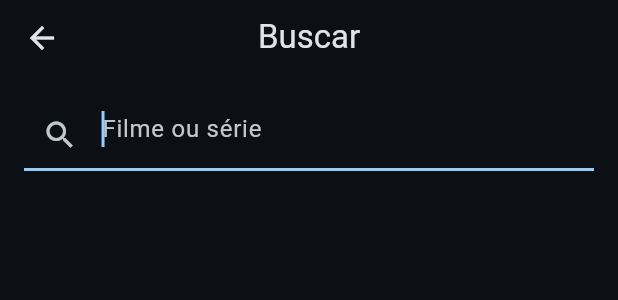
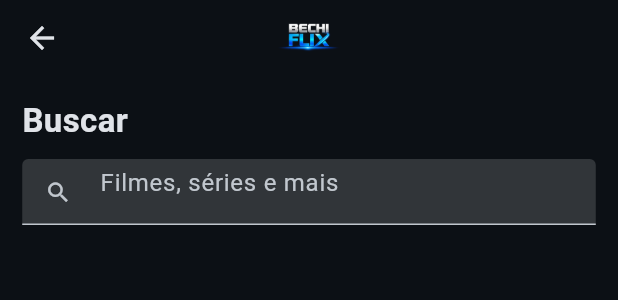
Before and after one commit to ChrisBechi/bechi-lab-ios, a Flutter app: the CatalogHome widget shown alone on an empty page, opened directly with empty values, after a tap on the "search" icon, on a phone screen of 412 x 824 dp. Shown: the top 300 px of the screen. Run offline on Flutter 3.47's test engine with Material 3 defaults, Android fonts, the phone set to English and light mode, and no system bars; our stand-ins replace flutter_secure_storage; missing offline and left inert: media_kit, media_kit_video; accounts and stored records are empty; Roboto replaces fonts that are missing (Arial).

Commit message:
Align native search, detail spacing and confirm rendered mobile measurements

```diff
--- a/lib/catalog.dart
+++ b/lib/catalog.dart
@@ -1,4 +1,6 @@
 import 'dart:async';
+import 'dart:convert';
+import 'package:flutter_secure_storage/flutter_secure_storage.dart';
 import 'package:flutter/cupertino.dart';
 import 'package:flutter/material.dart';
 import 'bechi_api.dart';
@@ -41,7 +43,12 @@ class AdaptivePage extends StatelessWidget {
   Widget build(BuildContext context) {
     if (apple(context)) {
       return CupertinoPageScaffold(
-        navigationBar: CupertinoNavigationBar(middle: title, trailing: action),
+        backgroundColor: MobileLayout.background,
+        navigationBar: CupertinoNavigationBar(
+          backgroundColor: MobileLayout.background,
+          middle: title,
+          trailing: action,
+        ),
         child: SafeArea(
           bottom: bottom == null,
           child: Material(
@@ -224,7 +231,7 @@ class _CatalogHomeState extends State<CatalogHome> {
         children: [
           IconButton(
             tooltip: 'Buscar',
-            icon: const Icon(Icons.search),
+            icon: const Icon(Icons.search, size: 19),
             onPressed: () => showPage(
               context,
               SearchPage(api: widget.api, onChange: refreshPersonal),
@@ -234,6 +241,7 @@ class _CatalogHomeState extends State<CatalogHome> {
             tooltip: 'Configurações',
             icon: Icon(
               apple(context) ? CupertinoIcons.gear : Icons.settings_outlined,
+              size: 19,
             ),
             onPressed: () => showPage(
               context,
@@ -276,40 +284,155 @@ class SearchPage extends StatefulWidget {
 }
 
 class _SearchPageState extends State<SearchPage> {
+  final controller = TextEditingController();
+  final historyStore = const FlutterSecureStorage();
+  static const historyKey = 'bechi.search.recent-titles.v1';
+  final recent = <String>[];
   String query = '';
   Timer? debounce;
+  late final genres = widget.api.request('genres');
+  @override
+  void initState() {
+    super.initState();
+    restoreHistory();
+  }
+
+  Future<void> restoreHistory() async {
+    try {
+      final items = jsonDecode(
+        await historyStore.read(key: historyKey) ?? '[]',
+      );
+      if (mounted && recent.isEmpty && items is List) {
+        setState(() => recent.addAll(items.whereType<String>().take(5)));
+      }
+    } on Exception {
+      return;
+    }
+  }
+
+  Future<void> remember(Item title) async {
+    final name = (title['name'] as String?)?.trim() ?? '';
+    if (name.isEmpty) return;
+    setState(() {
+      recent.removeWhere((v) => v.toLowerCase() == name.toLowerCase());
+      recent.insert(0, name);
+      if (recent.length > 5) recent.removeLast();
+    });
+    try {
+      await historyStore.write(key: historyKey, value: jsonEncode(recent));
+    } on Exception {
+      return;
+    }
+  }
+
   void change(String value) {
     debounce?.cancel();
-    debounce = Timer(const Duration(milliseconds: 300), () {
-      setState(() => query = value.trim());
+    debounce = Timer(const Duration(milliseconds: 250), () {
+      if (mounted) setState(() => query = value.trim());
     });
+  }
+
+  void selectTerm(String value) {
+    controller.value = TextEditingValue(
+      text: value,
+      selection: TextSelection.collapsed(offset: value.length),
+    );
+    debounce?.cancel();
+    setState(() => query = value);
   }
 
   @override
   void dispose() {
     debounce?.cancel();
+    controller.dispose();
     super.dispose();
   }
 
   @override
-  Widget build(BuildContext context) => AdaptivePage(
-    title: const Text('Buscar'),
+  Widget build(BuildContext context) {
+    final gutter = MobileLayout(context).gutter;
+    return AdaptivePage(
+      title: const MobileBrand(),
       body: Column(
+        crossAxisAlignment: CrossAxisAlignment.stretch,
         children: [
           Padding(
-          padding: const EdgeInsets.all(16),
+            padding: EdgeInsets.fromLTRB(gutter, 15, gutter, 10),
+            child: Column(
+              crossAxisAlignment: CrossAxisAlignment.stretch,
+              children: [
+                const Text(
+                  'Buscar',
+                  style: TextStyle(fontSize: 22, fontWeight: FontWeight.bold),
+                ),
+                const SizedBox(height: 10),
+                SizedBox(
+                  height: 44,
                   child: apple(context)
                       ? CupertinoSearchTextField(
-                  placeholder: 'Filme ou série',
-                  autofocus: true,
+                          controller: controller,
+                          placeholder: 'Filmes, séries e mais',
                           onChanged: change,
                         )
                       : TextField(
-                  autofocus: true,
+                          controller: controller,
                           onChanged: change,
-                  decoration: const InputDecoration(
-                    prefixIcon: Icon(Icons.search),
-                    hintText: 'Filme ou série',
+                          textInputAction: TextInputAction.search,
+                          decoration: InputDecoration(
+                            isDense: true,
+                            filled: true,
+                            prefixIcon: const Icon(Icons.search, size: 18),
+                            hintText: 'Filmes, séries e mais',
+                            suffixIcon: query.isEmpty
+                                ? null
+                                : IconButton(
+                                    tooltip: 'Limpar busca',
+                                    icon: const Icon(Icons.close, size: 18),
+                                    onPressed: () => selectTerm(''),
+                                  ),
+                          ),
+                        ),
+                ),
+              ],
+            ),
+          ),
+          if (query.isEmpty)
+            Flexible(
+              child: SingleChildScrollView(
+                padding: EdgeInsets.symmetric(horizontal: gutter),
+                child: FutureBuilder(
+                  future: genres,
+                  builder: (ctx, snap) {
+                    final terms = recent.isEmpty
+                        ? jsonRows(
+                            snap.data,
+                          ).map((g) => g['name']).whereType<String>().take(8)
+                        : recent;
+                    return Column(
+                      crossAxisAlignment: CrossAxisAlignment.start,
+                      children: [
+                        if (recent.isNotEmpty)
+                          const Text(
+                            'Pesquisas recentes',
+                            style: TextStyle(fontSize: 12),
+                          ),
+                        Wrap(
+                          spacing: 6,
+                          runSpacing: 6,
+                          children: [
+                            for (final term in terms)
+                              ActionChip(
+                                label: Text(
+                                  term,
+                                  style: const TextStyle(fontSize: 12),
+                                ),
+                                onPressed: () => selectTerm(term),
+                              ),
+                          ],
+                        ),
+                      ],
+                    );
+                  },
                 ),
               ),
             ),
@@ -321,11 +444,13 @@ class _SearchPageState extends State<SearchPage> {
                 index: 5,
                 query: query,
                 onChange: widget.onChange,
+                onTitleSelected: remember,
               ),
             ),
         ],
       ),
     );
+  }
 }
 
 class Feed extends StatefulWidget {
@@ -335,12 +460,14 @@ class Feed extends StatefulWidget {
     required this.index,
     required this.onChange,
     this.query = '',
+    this.onTitleSelected,
     this.bottomInset = 0,
     this.active = true,
   });
   final BechiApi api;
   final int index;
   final String query;
+  final ValueChanged<Item>? onTitleSelected;
   final double bottomInset;
   final bool active;
   final VoidCallback onChange;
@@ -444,6 +571,7 @@ class _FeedState extends State<Feed> {
       );
       return;
     }
+    widget.onTitleSelected?.call(t);
     var changed = false;
     await showPage(
       context,
--- a/pubspec.yaml
+++ b/pubspec.yaml
@@ -1,7 +1,7 @@
 name: bechi_player_prototype
 description: "Player nativo Bechi Flix com controles Flutter e codecs locais."
 publish_to: 'none'
-version: 0.2.0+11
+version: 0.2.0+12
 
 environment:
   sdk: ^3.12.2
```
Also changed, not shown: lib/title_details.dart (+10 -4 lines), 1 other file. Lines whose indentation alone changed are shown as unchanged.
